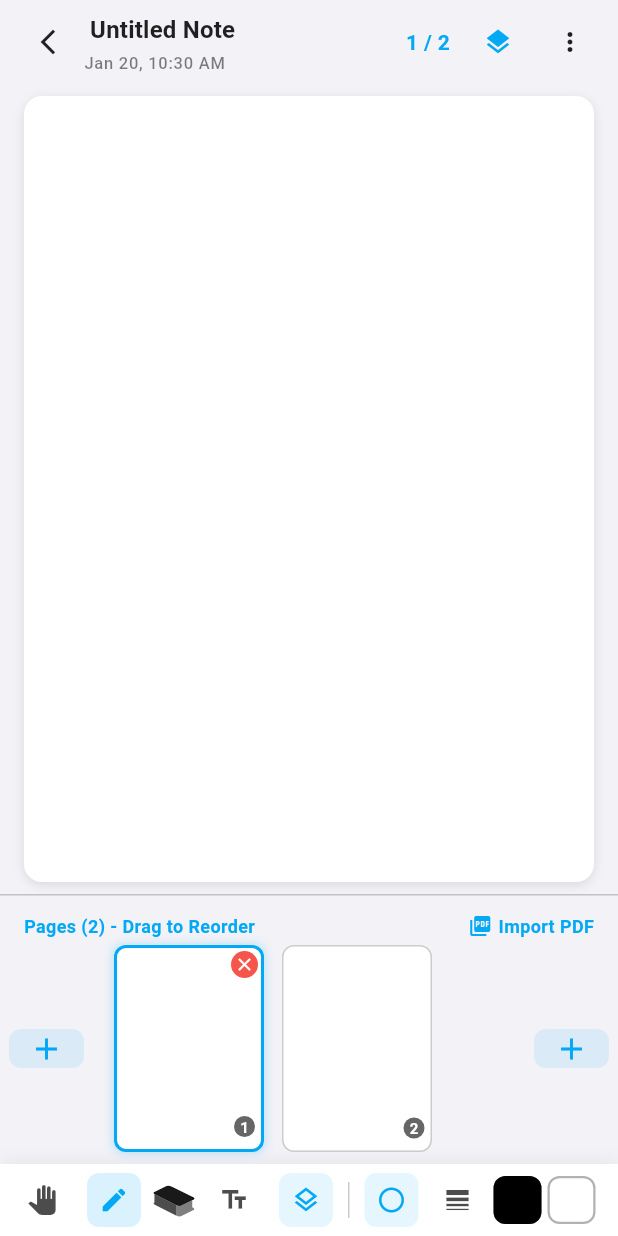
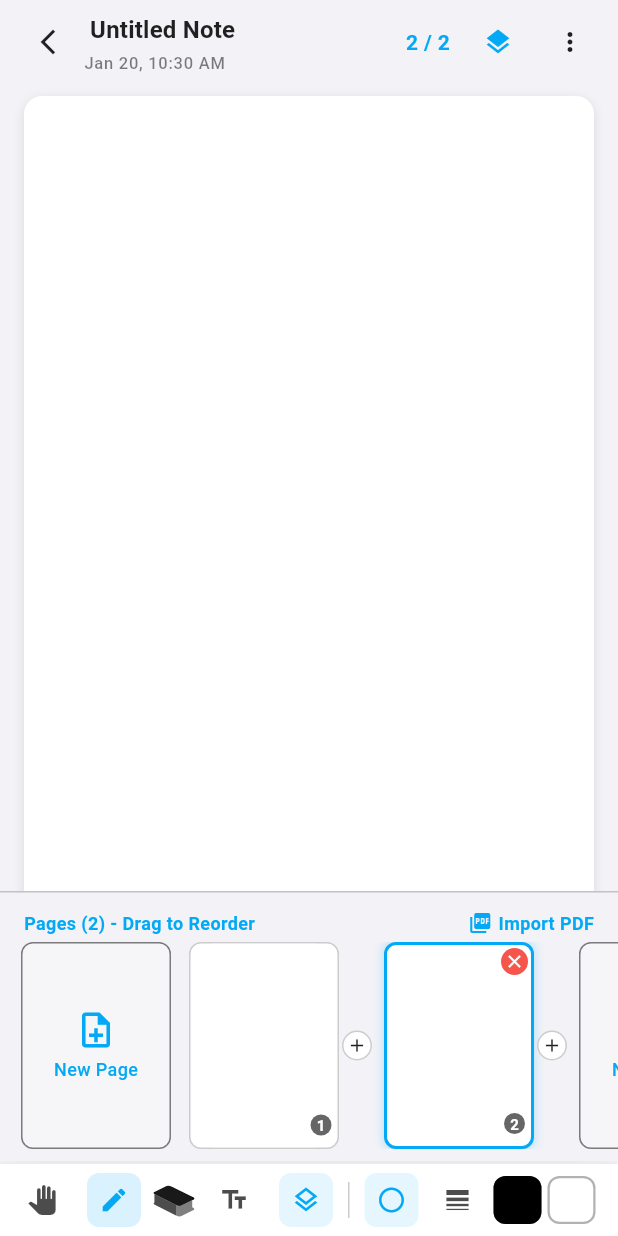
Before and after one commit to technopradyumn/CopyClip, a Flutter app: the CanvasEditScreen screen opened by its route, after a tap on the "layers" icon, after a tap on the "add" icon, on a phone screen of 412 x 824 dp. Run offline on Flutter 3.47's test engine with Material 3 defaults, Android fonts, the phone set to English and light mode, and no system bars; drawn by our look-alikes of upgrader; our stand-ins replace emoji_picker_flutter, file_picker, fl_chart, flutter_colorpicker, flutter_dotenv, flutter_local_notifications and 16 more; missing offline and left inert: flex_color_picker, flutter_quill, flutter_quill_extensions, home_widget; accounts and stored records are empty; statements that could not run were skipped.

Commit message:
some bug fixed

```diff
--- a/lib/src/features/canvas/presentation/pages/canvas_edit_screen.dart
+++ b/lib/src/features/canvas/presentation/pages/canvas_edit_screen.dart
@@ -104,10 +104,14 @@ class _CanvasEditScreenState extends State<CanvasEditScreen>
   // PDF Import Loading State
   bool _isImportingPdf = false;
 
+  // Zoom/Pan state
+  late TransformationController _transformationController;
+
   @override
   void initState() {
     super.initState();
     _initializeNote();
+    _transformationController = TransformationController();
     _toolbarAnimController = AnimationController(
       vsync: this,
       duration: const Duration(milliseconds: 400),
@@ -152,8 +156,27 @@ class _CanvasEditScreenState extends State<CanvasEditScreen>
       for (var page in _currentNote.pages) {
         final recorder = ui.PictureRecorder();
         final canvas = Canvas(recorder, Rect.fromLTWH(0, 0, width, height));
+
+        // Draw background
+        if (page.backgroundImageBytes != null) {
+          // Render background image
+          final codec = await ui.instantiateImageCodec(
+            page.backgroundImageBytes!,
+          );
+          final frame = await codec.getNextFrame();
+          final bgImage = frame.image;
+          paintImage(
+            canvas: canvas,
+            rect: Rect.fromLTWH(0, 0, width, height),
+            image: bgImage,
+            fit: BoxFit.contain,
+          );
+        } else {
+          // Draw solid background color
           final bgPaint = Paint()..color = _currentNote.backgroundColor;
           canvas.drawRect(Rect.fromLTWH(0, 0, width, height), bgPaint);
+        }
+
         canvas.save();
         canvas.scale(contentScale);
         final painter = DrawingPainter(
@@ -306,6 +329,7 @@ class _CanvasEditScreenState extends State<CanvasEditScreen>
   @override
   void dispose() {
     _titleController.dispose();
+    _transformationController.dispose();
     _toolbarAnimController.dispose();
     _pageIndicatorTimer?.cancel();
     super.dispose();
@@ -322,6 +346,7 @@ class _CanvasEditScreenState extends State<CanvasEditScreen>
         return true;
       },
       child: Scaffold(
+        resizeToAvoidBottomInset: false,
         backgroundColor: theme.scaffoldBackgroundColor,
         body: SafeArea(
           child: Stack(
@@ -331,14 +356,29 @@ class _CanvasEditScreenState extends State<CanvasEditScreen>
                 children: [
                   _buildCompactHeader(theme, colorScheme),
                   Expanded(child: _buildCanvasArea(theme, colorScheme)),
-                  if (_showPageScroller) _buildPageScroller(theme, colorScheme),
+                  _buildMinimalToolbar(theme, colorScheme),
+                ],
+              ),
+
+              // 2. Page Scroller Overlay (Above Toolbar)
+              if (_showPageScroller)
+                Positioned(
+                  left: 0,
+                  right: 0,
+                  bottom: 50,
+                  child: _buildPageScroller(theme, colorScheme),
+                ),
+
+              // 3. Pen Size Slider Overlay (Above Toolbar)
               if (_showPenSizeSlider)
-                    _buildPenSizeSlider(theme, colorScheme),
-                  _buildMinimalToolbar(theme, colorScheme),
-                ],
-              ),
-
-              // 2. Page Number Indicator (Centered)
+                Positioned(
+                  left: 0,
+                  right: 0,
+                  bottom: 60,
+                  child: _buildPenSizeSlider(theme, colorScheme),
+                ),
+
+              // 4. Page Number Indicator (Centered)
               Positioned(
                 bottom: 80,
                 left: 0,
@@ -487,7 +527,15 @@ class _CanvasEditScreenState extends State<CanvasEditScreen>
   // --- THE CANVAS STACK WITH BOOK EFFECT ---
   // --- THE CANVAS STACK (Simplified) ---
   Widget _buildCanvasArea(ThemeData theme, ColorScheme colorScheme) {
-    return GestureDetector(
+    return InteractiveViewer(
+      transformationController: _transformationController,
+      boundaryMargin: const EdgeInsets.all(0),
+      minScale: 0.5,
+      maxScale: 5.0,
+      panEnabled: !_isDrawingMode || _isHandMode,
+      scaleEnabled: !_isDrawingMode || _isHandMode,
+      child: GestureDetector(
+        behavior: HitTestBehavior.translucent,
         onPanStart: (details) {
           if (_isDrawingMode && !_isHandMode) {
             // Get correct local position using RenderBox
@@ -565,7 +613,7 @@ class _CanvasEditScreenState extends State<CanvasEditScreen>
                             _currentNote
                                 .pages[_currentPageIndex]
                                 .backgroundImageBytes!,
-                          fit: BoxFit.contain, // Maintain aspect ratio
+                            fit: BoxFit.contain,
                           ),
                         ),
 
@@ -603,6 +651,7 @@ class _CanvasEditScreenState extends State<CanvasEditScreen>
                 ),
               ),
             ],
+          ),
         ),
       ),
     );
@@ -734,6 +783,9 @@ class _CanvasEditScreenState extends State<CanvasEditScreen>
     final strokesToShow = (isSelected && index == _currentPageIndex)
         ? _strokes
         : page.strokes;
+    final textElementsToShow = (isSelected && index == _currentPageIndex)
+        ? _textElements
+        : page.textElements;
     final bgBytesToShow = (isSelected && index == _currentPageIndex)
         ? _currentNote
               .pages[_currentPageIndex]
@@ -742,10 +794,11 @@ class _CanvasEditScreenState extends State<CanvasEditScreen>
 
     final screenSize = MediaQuery.of(context).size;
 
-    return Container(
+    final containerContent = Container(
       key: ObjectKey(page), // Important for ReorderableListView
       width: 100,
-      margin: const EdgeInsets.symmetric(horizontal: 6),
+      margin: const EdgeInsets.only(left: 6), // Removed right margin for button
+
       decoration: BoxDecoration(
         color: Colors.white,
         border: Border.all(
@@ -773,18 +826,17 @@ class _CanvasEditScreenState extends State<CanvasEditScreen>
             borderRadius: BorderRadius.circular(6),
             child: FittedBox(
               fit: BoxFit.contain,
-              child: SizedBox(
+              child: Container(
+                color: _currentNote.backgroundColor,
                 width: screenSize.width,
-                height: screenSize.height,
+                height: screenSize.height - 120, // Match Editor Canvas Height
                 child: Stack(
+                  alignment: Alignment.center,
                   children: [
                     // Background Image
                     if (bgBytesToShow != null)
                       Positioned.fill(
-                        child: Image.memory(
-                          bgBytesToShow,
-                          fit: BoxFit.contain, // Match main view
-                        ),
+                        child: Image.memory(bgBytesToShow, fit: BoxFit.contain),
                       ),
 
                     // Strokes
@@ -792,9 +844,39 @@ class _CanvasEditScreenState extends State<CanvasEditScreen>
                       size: Size.infinite,
                       painter: DrawingPainter(
                         strokesToShow,
-                        Colors.transparent,
-                      ),
-                    ),
+                        _currentNote.backgroundColor,
+                      ),
+                    ),
+
+                    // Text Elements
+                    ...textElementsToShow
+                        .map(
+                          (text) => Positioned(
+                            left: text.position.dx,
+                            top: text.position.dy,
+                            child: Container(
+                              width: text.containerWidth,
+                              height: text.containerHeight,
+                              child: Text(
+                                text.text,
+                                style: TextStyle(
+                                  color: Color(text.color),
+                                  fontSize: text.fontSize,
+                                  fontWeight: text.bold
+                                      ? FontWeight.bold
+                                      : FontWeight.normal,
+                                  fontStyle: text.italic
+                                      ? FontStyle.italic
+                                      : FontStyle.normal,
+                                  decoration: text.underline
+                                      ? TextDecoration.underline
+                                      : null,
+                                ),
+                              ),
+                            ),
+                          ),
+                        )
+                        .toList(),
                   ],
                 ),
               ),
@@ -841,6 +923,49 @@ class _CanvasEditScreenState extends State<CanvasEditScreen>
             ),
         ],
       ),
+    );
+
+    // Return Row with Side Insert Button
+    return Row(
+      mainAxisSize: MainAxisSize.min,
+      children: [
+        // The Page Preview
+        containerContent,
+
+        // Small Insert Button (Between Pages)
+        GestureDetector(
+          onTap: () {
+            _saveCurrentPage();
+            setState(() {
+              _currentNote.pages.insert(index + 1, CanvasPage());
+              // Switch to the new page
+              _currentPageIndex = index + 1;
+              _selectedTextId = null;
+            });
+            _loadCurrentPage();
+          },
+          behavior: HitTestBehavior.translucent, // Ensure tap area is good
+          child: Container(
+            width: 24,
+            height: double.infinity,
+            alignment: Alignment.center,
+            child: Container(
+              width: 20,
+              height: 20,
+              decoration: BoxDecoration(
+                color: colorScheme.surfaceVariant,
+                shape: BoxShape.circle,
+                border: Border.all(color: colorScheme.outline.withOpacity(0.2)),
+              ),
+              child: Icon(
+                Icons.add,
+                size: 14,
+                color: colorScheme.onSurfaceVariant,
+              ),
+            ),
+          ),
+        ),
+      ],
     );
   }
 
@@ -921,27 +1046,26 @@ class _CanvasEditScreenState extends State<CanvasEditScreen>
                       ],
                     ),
                   )
-                : Row(
-                    children: [
-                      // Add Button Start
-                      _buildAddPageButton(
+                : ReorderableListView.builder(
+                    scrollDirection: Axis.horizontal,
+                    padding: const EdgeInsets.symmetric(horizontal: 8),
+                    header: _buildAddPageButton(
                       isStart: true,
                       colorScheme: colorScheme,
                     ),
-
-                      // Reorderable List
-                      Expanded(
-                        child: ReorderableListView.builder(
-                          scrollDirection: Axis.horizontal,
-                          padding: const EdgeInsets.symmetric(horizontal: 8),
+                    footer: _buildAddPageButton(
+                      isStart: false,
+                      colorScheme: colorScheme,
+                    ),
                     itemCount: _currentNote.pages.length,
                     onReorder: (int oldIndex, int newIndex) {
                       setState(() {
                         if (oldIndex < newIndex) {
                           newIndex -= 1;
                         }
-                              final CanvasPage item = _currentNote.pages
-                                  .removeAt(oldIndex);
+                        final CanvasPage item = _currentNote.pages.removeAt(
+                          oldIndex,
+                        );
                         _currentNote.pages.insert(newIndex, item);
 
                         // Adjust current page index
@@ -978,15 +1102,6 @@ class _CanvasEditScreenState extends State<CanvasEditScreen>
                         child: child,
                       );
                     },
-                        ),
-                      ),
-
-                      // Add Button End
-                      _buildAddPageButton(
-                        isStart: false,
-                        colorScheme: colorScheme,
-                      ),
-                    ],
                   ),
           ),
         ],
@@ -1014,17 +1129,38 @@ class _CanvasEditScreenState extends State<CanvasEditScreen>
         _loadCurrentPage();
       },
       child: Container(
-        width: 50,
+        width: 100, // Match page preview width
         margin: const EdgeInsets.symmetric(horizontal: 6),
         decoration: BoxDecoration(
-          color: colorScheme.primary.withOpacity(0.1),
+          color: colorScheme.surfaceVariant.withOpacity(0.3),
           borderRadius: BorderRadius.circular(8),
           border: Border.all(
-            color: colorScheme.primary.withOpacity(0.3),
-            style: BorderStyle.none,
-          ),
-        ),
-        child: Icon(Icons.add, color: colorScheme.primary),
+            color: colorScheme.outline.withOpacity(0.5),
+            style: BorderStyle.solid,
+            width: 1,
+          ),
+        ),
+        child: Center(
+          child: Column(
+            mainAxisSize: MainAxisSize.min,
+            children: [
+              Icon(
+                Icons.note_add_outlined,
+                color: colorScheme.primary,
+                size: 28,
+              ),
+              const SizedBox(height: 4),
+              Text(
+                "New Page",
+                style: TextStyle(
+                  fontSize: 12,
+                  color: colorScheme.primary,
+                  fontWeight: FontWeight.w500,
+                ),
+              ),
+            ],
+          ),
+        ),
       ),
     );
   }
```
Lines whose indentation alone changed are shown as unchanged.
